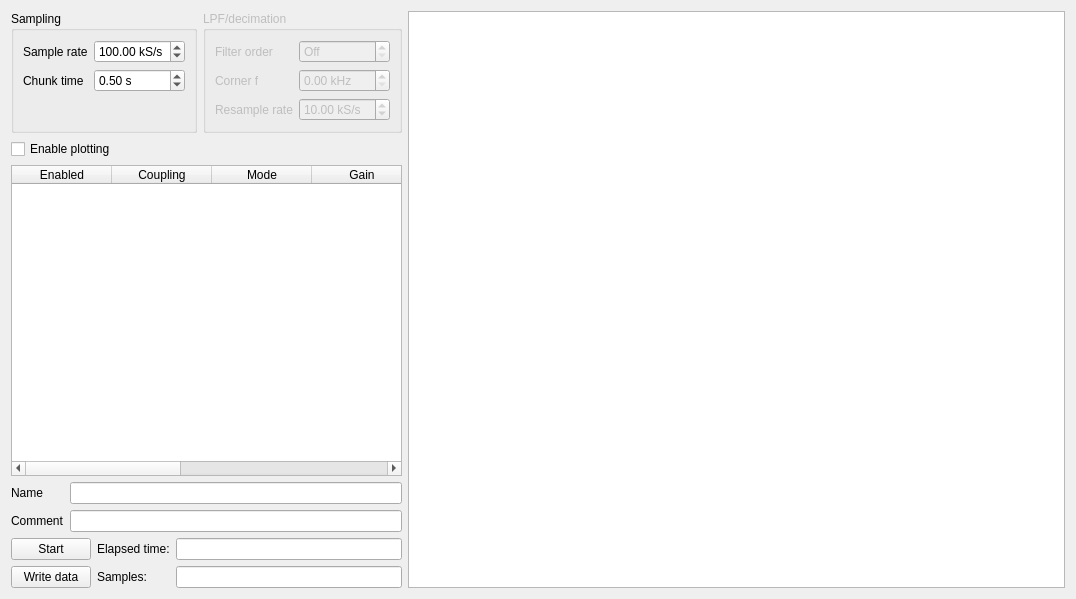
The window that DAQ/LegacyDaqStreamingUi.ui (AvirupRoy/research) describes before a commit, drawn with Qt 5.
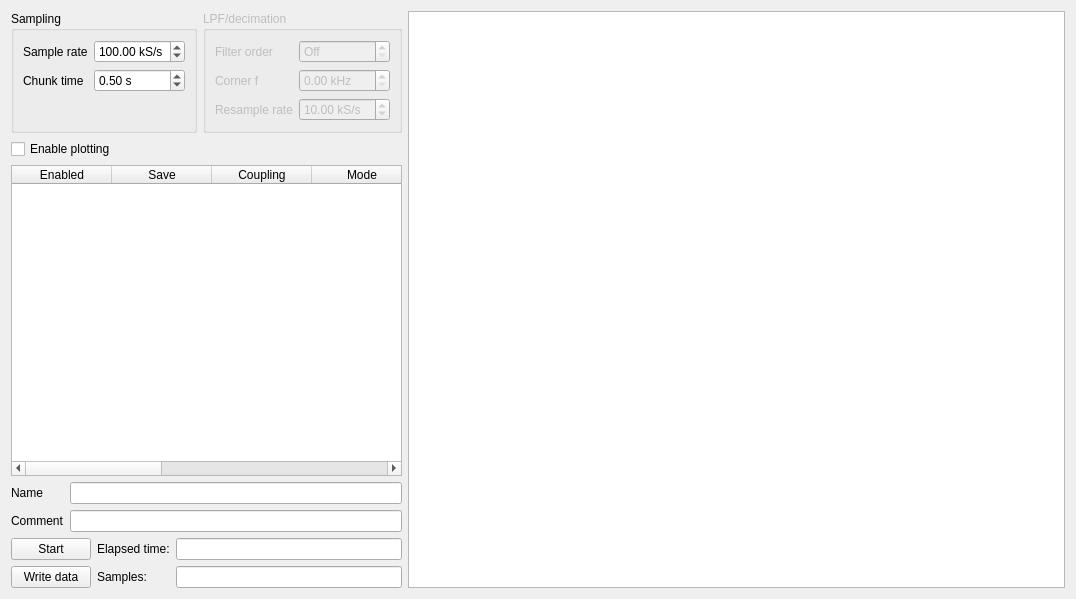
The same window after the commit. Custom widgets are drawn as their Qt base class.

Commit message: Add ability to only save select channels to file

The edit to the form file:
```diff
--- a/DAQ/LegacyDaqStreamingUi.ui
+++ b/DAQ/LegacyDaqStreamingUi.ui
@@ -203,6 +203,11 @@
              <string>Enabled</string>
             </property>
            </column>
+           <column>
+            <property name="text">
+             <string>Save</string>
+            </property>
+           </column>
            <column>
             <property name="text">
              <string>Coupling</string>
```
The commit also changes 1 other file.
